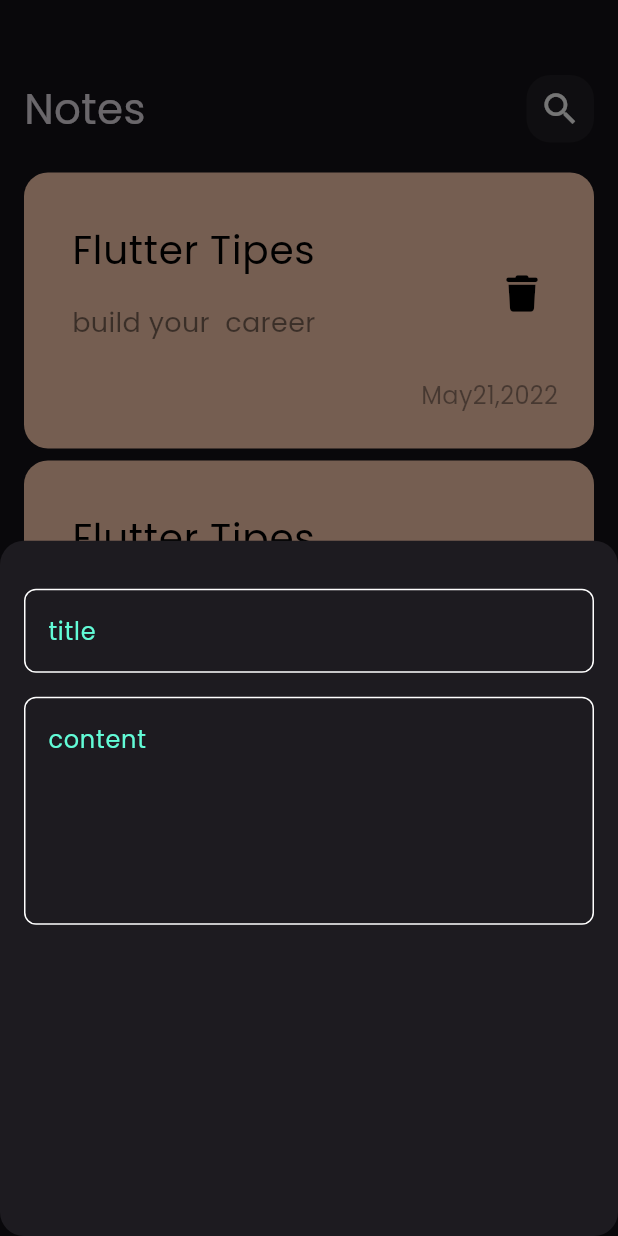
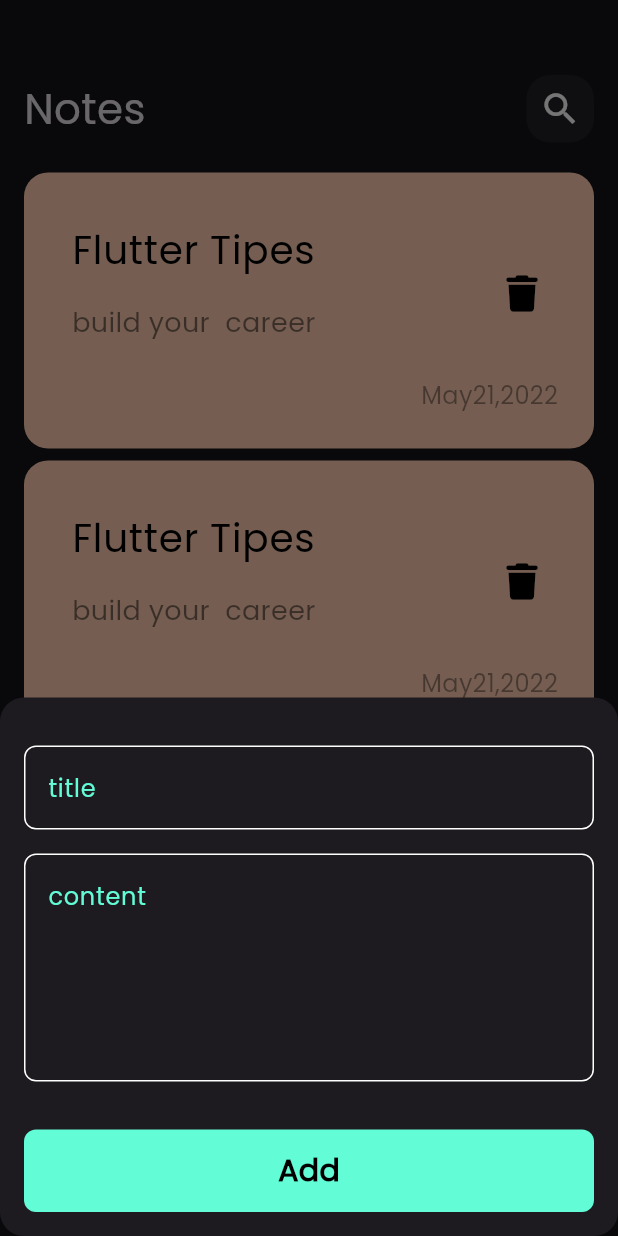
Before and after one commit to Bassant-dev/notes_app, a Flutter app: the screen it shows after launch, after a tap on the "add" icon, on a phone screen of 412 x 824 dp. Run offline on Flutter 3.47's test engine with Material 3 defaults, Android fonts, the phone set to English and light mode, and no system bars; our stand-ins replace font_awesome_flutter.

Commit message:
finish_bottom_sheet

```diff
--- a/lib/widget/add_note_bottom_sheet.dart
+++ b/lib/widget/add_note_bottom_sheet.dart
@@ -1,5 +1,7 @@
 import 'package:flutter/material.dart';
+import 'package:notes_app/widget/custom_button.dart';
 import 'package:notes_app/widget/custom_text_field.dart';
+
 
 class AddNoteBottomSheet extends StatelessWidget {
   const AddNoteBottomSheet ({Key? key}) : super(key: key);
@@ -8,14 +10,19 @@ class AddNoteBottomSheet extends StatelessWidget {
   Widget build(BuildContext context) {
     return const Padding(
       padding: EdgeInsets.symmetric(horizontal: 16),
+      child: SingleChildScrollView(
         child: Column(
           children: [
             SizedBox(height: 32,),
             CustomTextField(hint: 'title',),
             SizedBox(height: 16,),
-          CustomTextField(hint: 'content',maxLines: 5,)
+            CustomTextField(hint: 'content',maxLines: 5,),
+            SizedBox(height: 32,),
+            CustomButton(),
+            SizedBox(height: 16,),
           ],
 
+        ),
       ),
     );
   }
--- /dev/null
+++ b/lib/widget/custom_button.dart
@@ -0,0 +1,21 @@
+import 'package:flutter/material.dart';
+import 'package:notes_app/constant.dart';
+
+class CustomButton extends StatelessWidget {
+  const CustomButton({Key? key}) : super(key: key);
+
+  @override
+  Widget build(BuildContext context) {
+    return Container(
+      width:MediaQuery.of(context).size.width,
+      height: 55,
+      decoration: BoxDecoration(
+          color: kPrimaryColor,
+          borderRadius: BorderRadius.circular(8)
+      ),
+      child: const Center(
+        child: Text('Add',style: TextStyle(color: Colors.black,fontSize:20,fontWeight: FontWeight.bold),),
+      ),
+    );
+  }
+}
```
Lines whose indentation alone changed are shown as unchanged.
